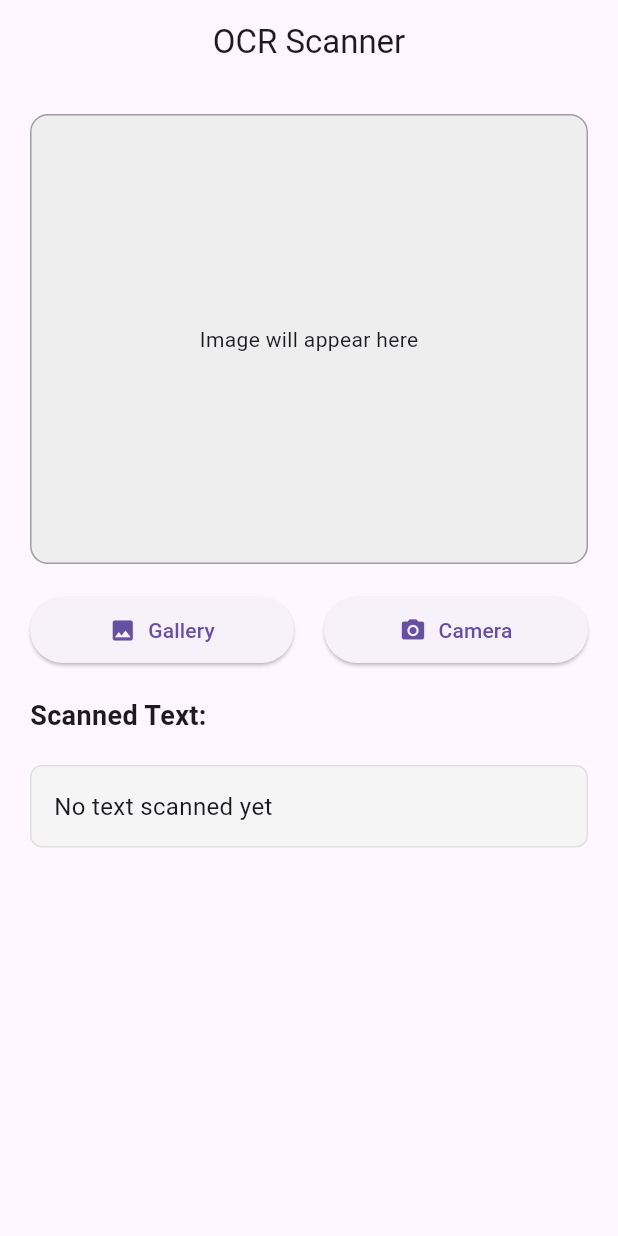
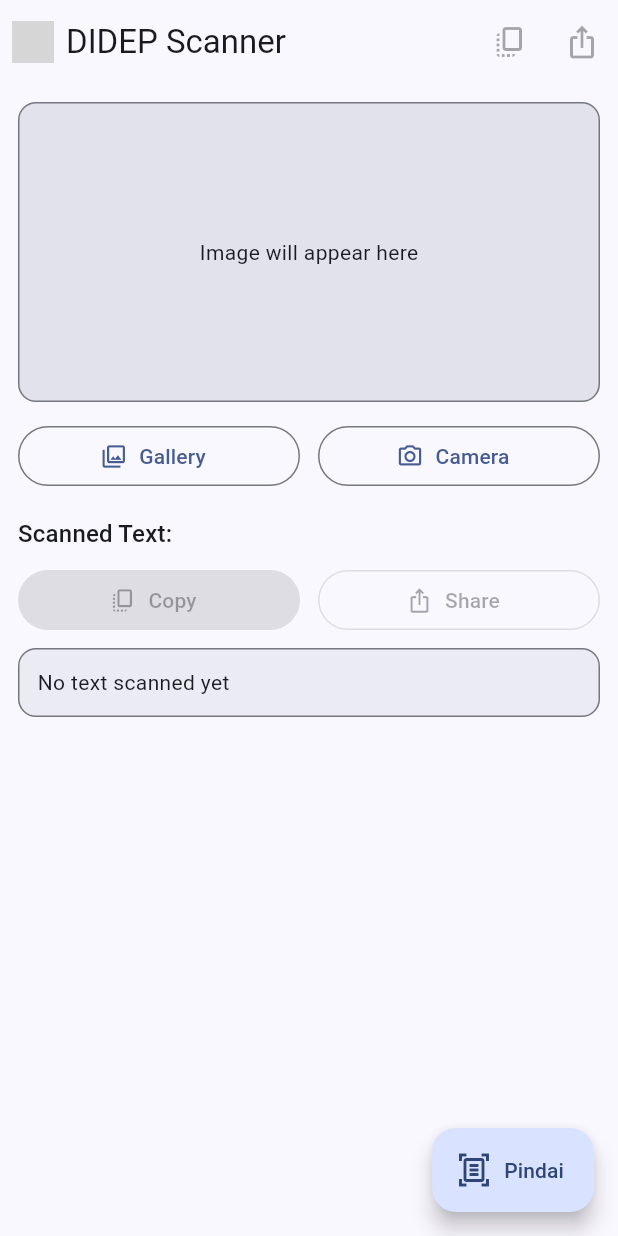
Before and after one commit to DaveMufadhal/OCR-Android-Apps, a Flutter app: the screen it shows after launch, after a tap on "Camera", on a phone screen of 412 x 824 dp. Run offline on Flutter 3.47's test engine with Material 3 defaults, Android fonts, the phone set to English and light mode, and no system bars; our stand-ins replace image_picker, permission_handler, share_plus; missing offline and left inert: google_mlkit_text_recognition; grey boxes are pictures that could not be loaded.

Commit message:
update copy and share feature , also add logo

```diff
--- a/lib/main.dart
+++ b/lib/main.dart
@@ -1,234 +1,94 @@
+// lib/main.dart
+// DIDEP SCANNER
+// - Splash Screen pakai logo (assets/logo.png)
+// - OCR Home: preview gambar ASLI, OCR via preprocess (grayscale + perbaikan orientasi EXIF) + fallback ke original
+// - Copy / Share hasil OCR
+// - Tanpa overlay kotak hijau (UI clean)
+// - Komentar ada di setiap bagian biar gampang diutak-atik
+
 import 'dart:io';
+import 'package:flutter/foundation.dart';       // compute() untuk isolate
 import 'package:flutter/material.dart';
+import 'package:flutter/services.dart';         // Clipboard & Haptic
+import 'package:google_mlkit_text_recognition/google_mlkit_text_recognition.dart';
+import 'package:image/image.dart' as img;       // preprocessing gambar
 import 'package:image_picker/image_picker.dart';
 import 'package:permission_handler/permission_handler.dart';
-import 'package:google_mlkit_text_recognition/google_mlkit_text_recognition.dart';
+import 'package:share_plus/share_plus.dart';
 
-void main() {
-  runApp(MyApp());
-}
+void main() => runApp(const DiddepScannerApp());
 
-class MyApp extends StatelessWidget {
+/// Root aplikasi
+class DiddepScannerApp extends StatelessWidget {
+  const DiddepScannerApp({super.key});
+
   @override
   Widget build(BuildContext context) {
     return MaterialApp(
-      title: 'OCR App',
+      title: 'DIDEP Scanner',
       debugShowCheckedModeBanner: false,
       theme: ThemeData(
-        primarySwatch: Colors.blue,
-        visualDensity: VisualDensity.adaptivePlatformDensity,
+        useMaterial3: true,
+        colorSchemeSeed: const Color(0xFF2F4A86), // nuansa biru sesuai logo
       ),
-      home: OCRHomePage(),
+      // Routing sederhana: Splash -> Home
+      routes: {
+        '/': (_) => const SplashScreen(),
+        '/home': (_) => const OcrHome(),
+      },
     );
   }
 }
 
-class OCRHomePage extends StatefulWidget {
+/// Splash screen sederhana menampilkan logo lalu pindah ke Home
+class SplashScreen extends StatefulWidget {
+  const SplashScreen({super.key});
   @override
-  _OCRHomePageState createState() => _OCRHomePageState();
+  State<SplashScreen> createState() => _SplashScreenState();
 }
 
-class _OCRHomePageState extends State<OCRHomePage> {
-  String scannedText = 'No text scanned yet';
-  File? _image;
-  final ImagePicker _picker = ImagePicker();
-  final TextRecognizer _textRecognizer = TextRecognizer();
-  bool _isProcessing = false;
-
+class _SplashScreenState extends State<SplashScreen> {
   @override
-  void dispose() {
-    _textRecognizer.close();
-    super.dispose();
-  }
-
-  Future<void> _requestPermission(Permission permission) async {
-    final status = await permission.request();
-    if (status.isDenied) {
-      ScaffoldMessenger.of(context).showSnackBar(
-        SnackBar(content: Text('Permission is required for this feature')),
-      );
-    } else if (status.isPermanentlyDenied) {
-      // Show a dialog to guide the user to app settings
-      showDialog(
-        context: context,
-        builder: (BuildContext context) => AlertDialog(
-          title: Text('Permission Required'),
-          content: Text('This feature needs permission to work. Please enable it in app settings.'),
-          actions: [
-            TextButton(
-              onPressed: () => Navigator.pop(context),
-              child: Text('Cancel'),
-            ),
-            TextButton(
-              onPressed: () => openAppSettings(),
-              child: Text('Open Settings'),
-            ),
-          ],
-        ),
-      );
-    }
-  }
-
-  Future<void> _getImage(ImageSource source) async {
-    if (source == ImageSource.camera) {
-      await _requestPermission(Permission.camera);
-    } else {
-      // Fix the Android version check
-      if (Platform.isAndroid) {
-        try {
-          // Get the Android SDK version properly
-          final sdkInt = int.parse(Platform.operatingSystem.split(' ').last);
-          if (sdkInt >= 13) {
-            await _requestPermission(Permission.photos);
-          } else {
-            await _requestPermission(Permission.storage);
-          }
-        } catch (e) {
-          // Fallback to storage permission if version detection fails
-          await _requestPermission(Permission.storage);
-        }
-      } else {
-        await _requestPermission(Permission.photos);
+  void initState() {
+    super.initState();
+    // Delay 2 detik lalu ke halaman utama
+    Future.delayed(const Duration(seconds: 2), () {
+      if (mounted) {
+        Navigator.pushReplacementNamed(context, '/home');
       }
-    }
-
-    try {
-      final XFile? pickedFile = await _picker.pickImage(source: source);
-
-      if (pickedFile != null) {
-        setState(() {
-          _image = File(pickedFile.path);
-          _isProcessing = true;
-          scannedText = 'Processing image...';
-        });
-
-        await _processImage();
-      }
-    } catch (e) {
-      setState(() {
-        scannedText = 'Error picking image: $e';
-      });
-    }
-  }
-
-  Future<void> _processImage() async {
-    if (_image == null) return;
-
-    try {
-      final inputImage = InputImage.fromFilePath(_image!.path);
-      final recognizedText = await _textRecognizer.processImage(inputImage);
-
-      setState(() {
-        _isProcessing = false;
-        scannedText = recognizedText.text;
-        if (scannedText.isEmpty) {
-          scannedText = 'No text found in the image';
-        }
-      });
-    } catch (e) {
-      setState(() {
-        _isProcessing = false;
-        scannedText = 'Error recognizing text: $e';
-      });
-    }
+    });
   }
 
   @override
   Widget build(BuildContext context) {
+    final cs = Theme.of(context).colorScheme;
     return Scaffold(
-      appBar: AppBar(
-        title: Text('OCR Scanner'),
-        centerTitle: true,
-      ),
-      body: SingleChildScrollView(
+      backgroundColor: cs.surface, // lembut sesuai tema
+      body: Center(
         child: Column(
-          crossAxisAlignment: CrossAxisAlignment.stretch,
+          mainAxisSize: MainAxisSize.min,
           children: [
-            // Image preview container
-            Container(
-              margin: EdgeInsets.all(20),
-              height: 300,
-              decoration: BoxDecoration(
-                color: Colors.grey[200],
-                border: Border.all(color: Colors.grey),
-                borderRadius: BorderRadius.circular(12),
-              ),
-              child: _image == null
-                  ? Center(child: Text('Image will appear here'))
-                  : ClipRRect(
-                borderRadius: BorderRadius.circular(12),
-                child: Image.file(
-                  _image!,
-                  fit: BoxFit.contain,
-                ),
+            // LOGO
+            Image.asset(
+              'assets/logo_didep.png',
+              width: 200,
+              fit: BoxFit.contain,
+            ),
+            const SizedBox(height: 16),
+            // Nama app
+            Text(
+              'DIDEP SCANNER',
+              style: Theme.of(context).textTheme.titleLarge?.copyWith(
+                fontWeight: FontWeight.w800,
+                letterSpacing: 1.2,
               ),
             ),
-
-            // Buttons row
-            Padding(
-              padding: const EdgeInsets.symmetric(horizontal: 20),
-              child: Row(
-                mainAxisAlignment: MainAxisAlignment.spaceEvenly,
-                children: [
-                  Expanded(
-                    child: ElevatedButton.icon(
-                      onPressed: _isProcessing ? null : () => _getImage(ImageSource.gallery),
-                      icon: Icon(Icons.image),
-                      label: Text('Gallery'),
-                      style: ElevatedButton.styleFrom(
-                        padding: EdgeInsets.symmetric(vertical: 12),
-                      ),
-                    ),
-                  ),
-                  SizedBox(width: 20),
-                  Expanded(
-                    child: ElevatedButton.icon(
-                      onPressed: _isProcessing ? null : () => _getImage(ImageSource.camera),
-                      icon: Icon(Icons.camera_alt),
-                      label: Text('Camera'),
-                      style: ElevatedButton.styleFrom(
-                        padding: EdgeInsets.symmetric(vertical: 12),
-                      ),
-                    ),
-                  ),
-                ],
-              ),
-            ),
-
-            // Processing indicator
-            if (_isProcessing)
-              Center(
-                child: Padding(
-                  padding: const EdgeInsets.all(20.0),
-                  child: CircularProgressIndicator(),
-                ),
-              ),
-
-            // Scanned text header
-            Padding(
-              padding: EdgeInsets.only(left: 20, right: 20, top: 20),
-              child: Text(
-                'Scanned Text:',
-                style: TextStyle(
-                  fontWeight: FontWeight.bold,
-                  fontSize: 18,
-                ),
-              ),
-            ),
-
-            // Scanned text container
-            Container(
-              margin: EdgeInsets.all(20),
-              padding: EdgeInsets.all(15),
-              decoration: BoxDecoration(
-                color: Colors.grey[100],
-                borderRadius: BorderRadius.circular(8),
-                border: Border.all(color: Colors.grey[300]!),
-              ),
-              child: Text(
-                scannedText,
-                style: TextStyle(fontSize: 16),
-              ),
+            const SizedBox(height: 24),
+            // Progress kecil
+            const SizedBox(
+              width: 36,
+              height: 36,
+              child: CircularProgressIndicator(strokeWidth: 3),
             ),
           ],
         ),
@@ -236,3 +96,330 @@ class _OCRHomePageState extends State<OCRHomePage> {
     );
   }
 }
+
+/// Halaman utama OCR
+class OcrHome extends StatefulWidget {
+  const OcrHome({super.key});
+  @override
+  State<OcrHome> createState() => _OcrHomeState();
+}
+
+class _OcrHomeState extends State<OcrHome> {
+  // Reuse ML Kit TextRecognizer agar hemat resource
+  late final TextRecognizer _recognizer;
+  final ImagePicker _picker = ImagePicker();
+
+  bool _isScanning = false;
+
+  // File yang DITAMPILKAN di UI (gambar asli untuk preview)
+  File? _previewFile;
+
+  // Ukuran gambar hasil preprocess/oriented (untuk overlay scaling jika suatu saat diaktifkan)
+  Size? _imageSize;
+
+  // Hasil OCR
+  String _text = '';
+
+  @override
+  void initState() {
+    super.initState();
+    _recognizer = TextRecognizer(script: TextRecognitionScript.latin);
+  }
+
+  @override
+  void dispose() {
+    _recognizer.close();
+    super.dispose();
+  }
+
+  // ====== Aksi umum ======
+  Future<void> _copyText() async {
+    if (_text.isEmpty) return;
+    await Clipboard.setData(ClipboardData(text: _text));
+    if (mounted) {
+      ScaffoldMessenger.of(context).showSnackBar(
+        const SnackBar(content: Text('Copied to clipboard')),
+      );
+    }
+  }
+
+  Future<void> _shareText() async {
+    if (_text.isEmpty) return;
+    await Share.share(_text, subject: 'OCR Result');
+  }
+
+  // ====== Permission kamera ======
+  Future<bool> _ensureCameraPermission() async {
+    final status = await Permission.camera.request();
+    if (status.isGranted) return true;
+    if (status.isPermanentlyDenied && mounted) {
+      final ok = await showDialog<bool>(
+        context: context,
+        builder: (c) => AlertDialog(
+          title: const Text('Camera permission required'),
+          content: const Text('Please enable camera permission in Settings.'),
+          actions: [
+            TextButton(onPressed: () => Navigator.pop(c, false), child: const Text('Cancel')),
+            FilledButton(onPressed: () => Navigator.pop(c, true), child: const Text('Open Settings')),
+          ],
+        ),
+      );
+      if (ok == true) await openAppSettings();
+    }
+    return false;
+  }
+
+  // ====== Ambil gambar ======
+  Future<void> _pickFromCamera() async {
+    if (!await _ensureCameraPermission()) return;
+    final file = await _picker.pickImage(
+      source: ImageSource.camera,
+      imageQuality: 75,   // kompres ringan -> OCR cepat
+      maxWidth: 1600,
+      requestFullMetadata: false,
+      preferredCameraDevice: CameraDevice.rear,
+    );
+    if (file != null) await _runOcr(File(file.path));
+  }
+
+  Future<void> _pickFromGallery() async {
+    final file = await _picker.pickImage(
+      source: ImageSource.gallery,
+      imageQuality: 80,
+      maxWidth: 2000,
+      requestFullMetadata: false,
+    );
+    if (file != null) await _runOcr(File(file.path));
+  }
+
+  // ====== Pipeline OCR ======
+  Future<void> _runOcr(File original) async {
+    if (_isScanning) return; // debounce
+    setState(() {
+      _isScanning = true;
+      _text = '';
+      _previewFile = null;
+      _imageSize = null;
+    });
+
+    try {
+      // 1) Preprocess di isolate: panggang orientasi EXIF + grayscale + kontras ringan
+      final prep = await compute<_PPIn, _PPOut>(
+        _preprocessIsolate,
+        _PPIn(original.path, 1.08, 0.0, 85),
+      );
+
+      final processed = File(prep.outputPath);
+      final size = Size(prep.width.toDouble(), prep.height.toDouble());
+
+      // 2) OCR pada gambar preprocess
+      var recognized = await _recognizer.processImage(
+        InputImage.fromFilePath(processed.path),
+      );
+
+      // 3) Fallback: jika kosong, coba ke file original
+      if (recognized.text.trim().isEmpty) {
+        final retry = await _recognizer.processImage(
+          InputImage.fromFilePath(original.path),
+        );
+        if (retry.text.trim().isNotEmpty) {
+          recognized = retry;
+        }
+      }
+
+      // 4) Tampilkan hasil (preview tetap gambar ASLI)
+      if (!mounted) return;
+      setState(() {
+        _previewFile = original;
+        _imageSize = size;
+        _text = recognized.text;
+      });
+
+      if (_text.isNotEmpty) HapticFeedback.mediumImpact();
+      if (_text.trim().isEmpty && mounted) {
+        ScaffoldMessenger.of(context).showSnackBar(
+          const SnackBar(content: Text('No text detected.')),
+        );
+      }
+    } catch (e) {
+      if (mounted) {
+        ScaffoldMessenger.of(context)
+            .showSnackBar(SnackBar(content: Text('Failed: $e')));
+      }
+    } finally {
+      if (mounted) setState(() => _isScanning = false);
+    }
+  }
+
+  // ====== UI ======
+  @override
+  Widget build(BuildContext context) {
+    return Scaffold(
+      // AppBar dengan logo + judul
+      appBar: AppBar(
+        titleSpacing: 0,
+        title: Row(
+          children: [
+            const SizedBox(width: 8),
+            Image.asset('assets/logo_didep.png', height: 28),
+            const SizedBox(width: 8),
+            const Text('DIDEP Scanner'),
+          ],
+        ),
+        actions: [
+          IconButton(
+            tooltip: 'Copy',
+            onPressed: _text.isNotEmpty ? _copyText : null,
+            icon: const Icon(Icons.copy_all_outlined),
+          ),
+          IconButton(
+            tooltip: 'Share',
+            onPressed: _text.isNotEmpty ? _shareText : null,
+            icon: const Icon(Icons.ios_share_outlined),
+          ),
+        ],
+      ),
+
+      // Tombol scan cepat di pojok (opsional)
+      floatingActionButton: FloatingActionButton.extended(
+        onPressed: _isScanning ? null : _pickFromCamera,
+        icon: const Icon(Icons.document_scanner_outlined),
+        label: const Text('Pindai'),
+      ),
+
+      body: ListView(
+        padding: const EdgeInsets.all(12),
+        children: [
+          // PREVIEW
+          Container(
+            height: 200,
+            decoration: BoxDecoration(
+              color: Theme.of(context).colorScheme.surfaceVariant,
+              borderRadius: BorderRadius.circular(12),
+              border: Border.all(color: Theme.of(context).dividerColor),
+            ),
+            clipBehavior: Clip.antiAlias,
+            child: _buildPreview(),
+          ),
+          const SizedBox(height: 12),
+
+          // GALERI / KAMERA
+          Row(
+            children: [
+              Expanded(
+                child: OutlinedButton.icon(
+                  onPressed: _isScanning ? null : _pickFromGallery,
+                  icon: const Icon(Icons.photo_library_outlined),
+                  label: const Text('Gallery'),
+                ),
+              ),
+              const SizedBox(width: 12),
+              Expanded(
+                child: OutlinedButton.icon(
+                  onPressed: _isScanning ? null : _pickFromCamera,
+                  icon: const Icon(Icons.photo_camera_outlined),
+                  label: const Text('Camera'),
+                ),
+              ),
+            ],
+          ),
+          const SizedBox(height: 16),
+
+          // JUDUL + COPY/SHARE
+          Text('Scanned Text:', style: Theme.of(context).textTheme.titleMedium),
+          Padding(
+            padding: const EdgeInsets.symmetric(vertical: 8),
+            child: Row(
+              children: [
+                Expanded(
+                  child: FilledButton.icon(
+                    onPressed: _text.isNotEmpty ? _copyText : null,
+                    icon: const Icon(Icons.copy_all_outlined),
+                    label: const Text('Copy'),
+                  ),
+                ),
+                const SizedBox(width: 12),
+                Expanded(
+                  child: OutlinedButton.icon(
+                    onPressed: _text.isNotEmpty ? _shareText : null,
+                    icon: const Icon(Icons.ios_share_outlined),
+                    label: const Text('Share'),
+                  ),
+                ),
+              ],
+            ),
+          ),
+
+          // HASIL TEKS
+          Container(
+            decoration: BoxDecoration(
+              color: Theme.of(context).colorScheme.surfaceVariant.withOpacity(0.6),
+              borderRadius: BorderRadius.circular(12),
+              border: Border.all(color: Theme.of(context).dividerColor),
+            ),
+            padding: const EdgeInsets.all(12),
+            child: _text.isEmpty
+                ? const Text('No text scanned yet')
+                : SelectableText(_text),
+          ),
+        ],
+      ),
+    );
+  }
+
+  // Widget preview gambar (tanpa overlay kotak hijau)
+  Widget _buildPreview() {
+    if (_isScanning) return const Center(child: CircularProgressIndicator());
+    if (_previewFile == null) {
+      return const Center(child: Text('Image will appear here'));
+    }
+    return Image.file(
+      _previewFile!,
+      fit: BoxFit.contain, // jangan crop
+    );
+  }
+}
+
+// ====== Isolate untuk preprocess gambar ======
+
+class _PPIn {
+  final String path;
+  final double contrast;
+  final double brightness;
+  final int jpegQuality;
+  const _PPIn(this.path, this.contrast, this.brightness, this.jpegQuality);
+}
+
+class _PPOut {
+  final String outputPath;
+  final int width;
+  final int height;
+  const _PPOut(this.outputPath, this.width, this.height);
+}
+
+Future<_PPOut> _preprocessIsolate(_PPIn input) async {
+  final bytes = await File(input.path).readAsBytes();
+  final decoded = img.decodeImage(bytes);
+  if (decoded == null) return _PPOut(input.path, 1, 1);
+
+  // Penting: panggang orientasi EXIF -> piksel jadi “tegak”
+  final oriented = img.bakeOrientation(decoded);
+
+  // Grayscale + sedikit kontras (aman untuk sebagian besar dokumen)
+  final gray = img.grayscale(oriented);
+  final tuned = img.adjustColor(gray,
+      contrast: input.contrast, brightness: input.brightness);
+
+  // Simpan ke file baru
+  final outBytes = img.encodeJpg(tuned, quality: input.jpegQuality);
+  final outPath = _appendSuffixToPath(input.path, '_pp');
+  await File(outPath).writeAsBytes(outBytes);
+
+  return _PPOut(outPath, tuned.width, tuned.height);
+}
+
+String _appendSuffixToPath(String path, String suffix) {
+  final i = path.lastIndexOf('.');
+  if (i < 0) return '$path$suffix';
+  return '${path.substring(0, i)}$suffix${path.substring(i)}';
+}
```
Also changed, not shown: pubspec.yaml (+14 -0 lines), pubspec.lock, 5 other files.
